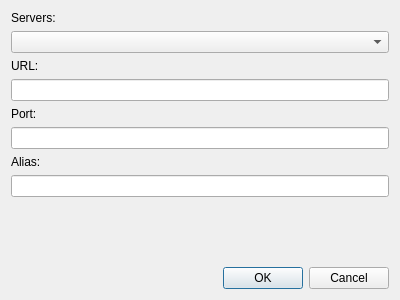
This is livius/connectiondialog.ui in kmar/livius as Qt 5 draws it before an edit. The edited form follows.
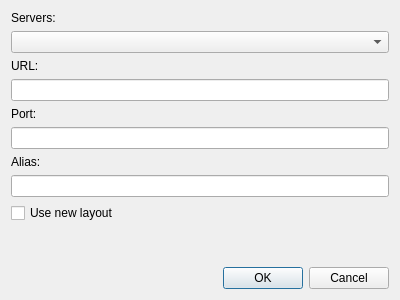
This is the edited form.

Commit message: add support for both layouts, add Jost to the list of contributors

Diff of the .ui file:
```diff
--- a/livius/connectiondialog.ui
+++ b/livius/connectiondialog.ui
@@ -58,6 +58,13 @@
    <item>
     <widget class="QLineEdit" name="nickEdit"/>
    </item>
+   <item>
+    <widget class="QCheckBox" name="layoutType">
+     <property name="text">
+      <string>Use new layout</string>
+     </property>
+    </widget>
+   </item>
    <item>
     <spacer name="verticalSpacer">
      <property name="orientation">
```
The commit also changes 7 other files.
